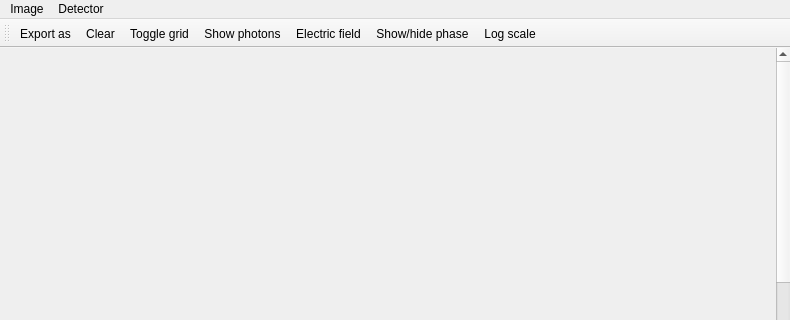
Above: RZGUI/DetectorWindow.ui from HARMONI-CAB/RayZaler before the change; both pictures show x 0 to 790 and y 0 to 320 of the 790 by 553 pixel window. Below: the same form after it.
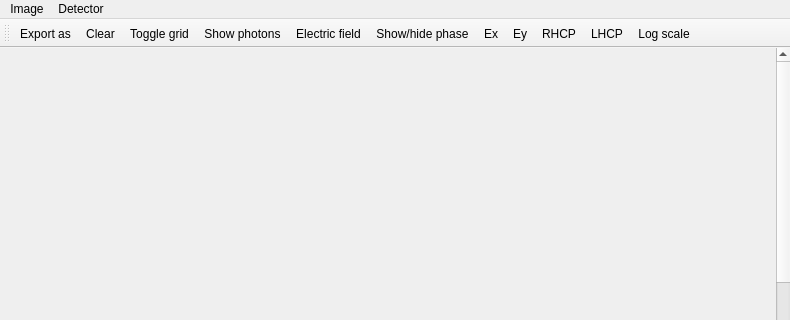
That is the form after the change. Icons and pictures are not drawn.

Patch:
```diff
--- a/RZGUI/DetectorWindow.ui
+++ b/RZGUI/DetectorWindow.ui
@@ -153,6 +153,10 @@
    <addaction name="actionShow_photons"/>
    <addaction name="actionElectricField"/>
    <addaction name="actionTogglePhase"/>
+   <addaction name="actionEx"/>
+   <addaction name="actionEy"/>
+   <addaction name="actionRHCP"/>
+   <addaction name="actionLHCP"/>
    <addaction name="actionLogScale"/>
   </widget>
   <action name="actionExportAs">
@@ -250,6 +254,50 @@
     <string>Ctrl+Shift+G</string>
    </property>
   </action>
+  <action name="actionEx">
+   <property name="checkable">
+    <bool>true</bool>
+   </property>
+   <property name="text">
+    <string>Ex</string>
+   </property>
+   <property name="toolTip">
+    <string>Horizontal electric field</string>
+   </property>
+  </action>
+  <action name="actionEy">
+   <property name="checkable">
+    <bool>true</bool>
+   </property>
+   <property name="text">
+    <string>Ey</string>
+   </property>
+   <property name="toolTip">
+    <string>Vertical electric field</string>
+   </property>
+  </action>
+  <action name="actionRHCP">
+   <property name="checkable">
+    <bool>true</bool>
+   </property>
+   <property name="text">
+    <string>RHCP</string>
+   </property>
+   <property name="toolTip">
+    <string>RHCP electric field</string>
+   </property>
+  </action>
+  <action name="actionLHCP">
+   <property name="checkable">
+    <bool>true</bool>
+   </property>
+   <property name="text">
+    <string>LHCP</string>
+   </property>
+   <property name="toolTip">
+    <string>LHCP electric field</string>
+   </property>
+  </action>
  </widget>
  <resources>
   <include location="icons.qrc"/>
```
